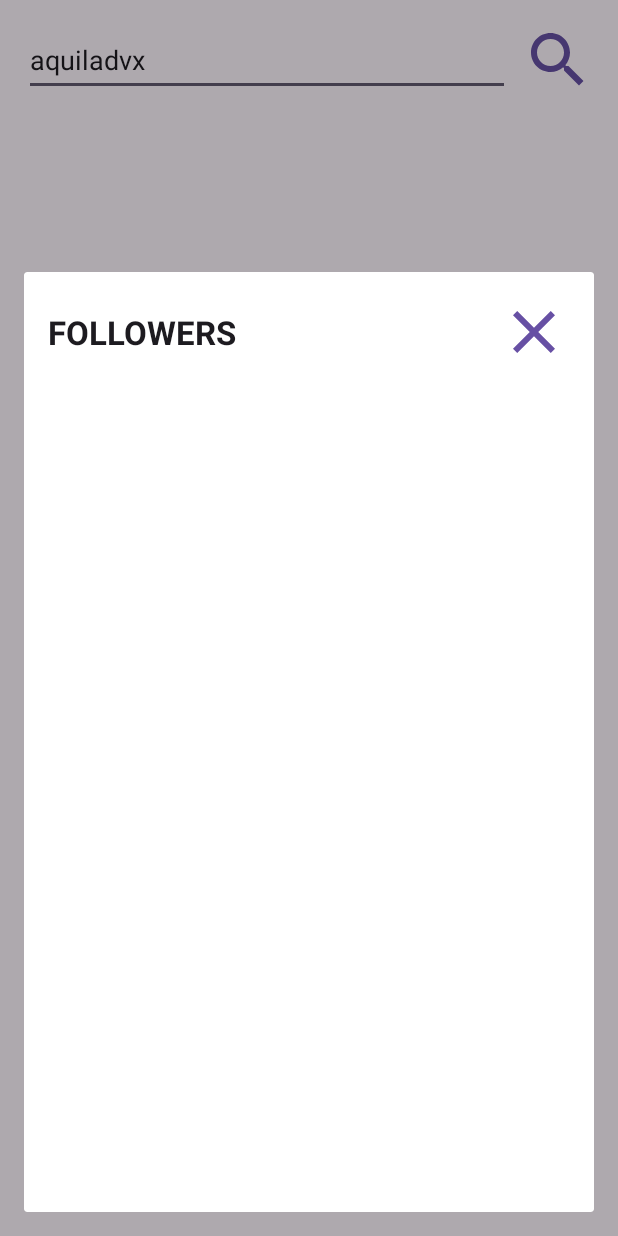
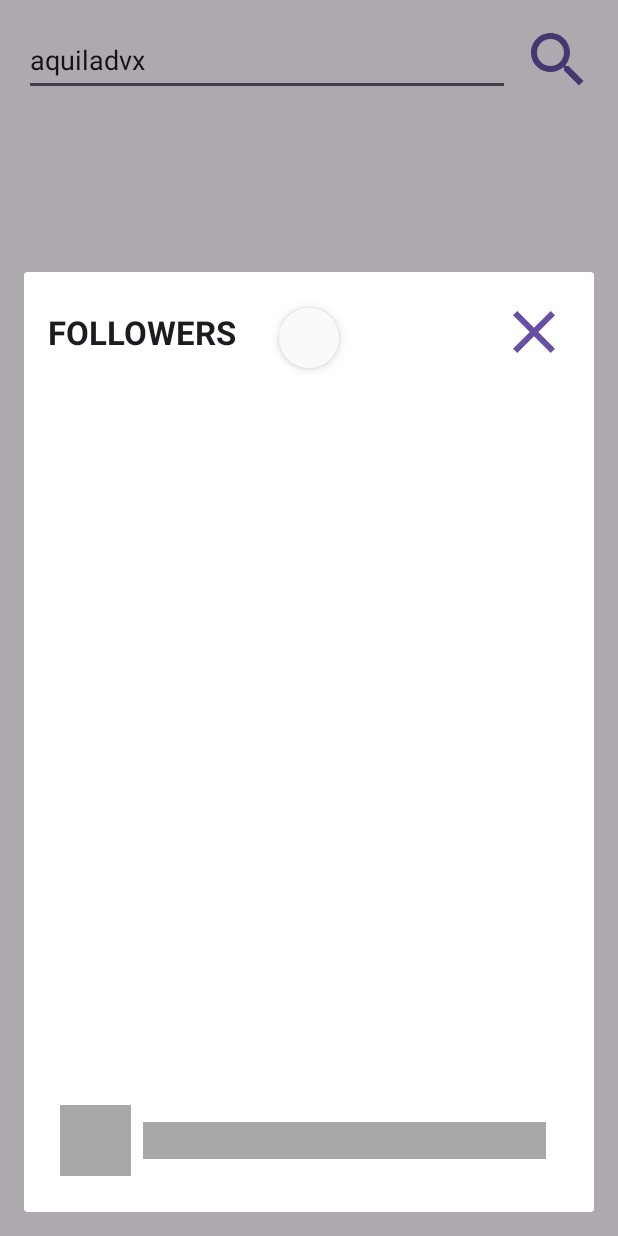
Before and after one commit to aquiladvx/Speer-Android-Assessment, an Android app: the screen it shows after launch (UserProfileActivity), after a tap on an icon or button, on a phone screen of 412 x 824 dp. Run offline under Robolectric (Android 15) with nearby library versions, the phone set to English and light mode, and no system bars; our stand-ins replace Dagger/Hilt's generated code, Shimmer, Timber; network calls fail; pictures from the network do not load; 1 statement that could not run was skipped.

Commit message:
Creating pagination system + new NotFound view

```diff
--- a/app/build.gradle
+++ b/app/build.gradle
@@ -69,6 +69,7 @@ dependencies {
     testImplementation 'junit:junit:4.13.2'
     androidTestImplementation 'androidx.test.ext:junit:1.1.5'
     androidTestImplementation 'androidx.test.espresso:espresso-core:3.5.1'
+    implementation 'androidx.swiperefreshlayout:swiperefreshlayout:1.1.0'
 
     implementation "androidx.lifecycle:lifecycle-viewmodel-ktx:2.6.1"
 
@@ -89,4 +90,7 @@ dependencies {
 
     // SKELETON
     implementation 'com.facebook.shimmer:shimmer:0.5.0'
+
+    // PAGING
+    implementation 'androidx.paging:paging-runtime-ktx:3.1.1'
 }
--- a/app/src/main/java/dev/aquiladvx/speerandroidassessment/common/Constants.kt
+++ b/app/src/main/java/dev/aquiladvx/speerandroidassessment/common/Constants.kt
@@ -3,4 +3,5 @@ package dev.aquiladvx.speerandroidassessment.common
 object Constants {
 
     const val GITHUB_API_BASE_URL = "https://api.github.com/"
+    const val GITHUB_PAGE_SIZE = 30
 }
--- /dev/null
+++ b/app/src/main/java/dev/aquiladvx/speerandroidassessment/common/UserConnectionPaginationController.kt
@@ -0,0 +1,46 @@
+package dev.aquiladvx.speerandroidassessment.common
+
+import dev.aquiladvx.speerandroidassessment.common.Constants.GITHUB_PAGE_SIZE
+import dev.aquiladvx.speerandroidassessment.ui.user_connections.UserConnectionsUiState
+
+class UserConnectionPaginationController<T> {
+    var page: Int = 1
+    var currentList = mutableListOf<T>()
+    var isLoadingNextPage = false
+    var hasLoadedAll = false
+
+    fun loadingState() : UserConnectionsUiState.Loading {
+        isLoadingNextPage = true
+        return if(currentList.isEmpty())
+            UserConnectionsUiState.Loading.FromEmpty
+        else
+            UserConnectionsUiState.Loading.FromData
+    }
+
+    fun canLoadMore() : Boolean{
+        if(hasLoadedAll) {
+            return false
+        }
+        if(isLoadingNextPage) {
+            return false
+        }
+
+        return true
+    }
+
+    fun reset() {
+        page = 1
+        currentList.clear()
+        isLoadingNextPage = false
+        hasLoadedAll = false
+    }
+
+    fun addItems(newItems: List<T>) {
+        currentList.addAll(newItems)
+
+        if (newItems.size < GITHUB_PAGE_SIZE) {
+            hasLoadedAll = true
+        }
+    }
+
+}
--- a/app/src/main/java/dev/aquiladvx/speerandroidassessment/data/network/GithubServiceApi.kt
+++ b/app/src/main/java/dev/aquiladvx/speerandroidassessment/data/network/GithubServiceApi.kt
@@ -1,10 +1,10 @@
 package dev.aquiladvx.speerandroidassessment.data.network
 
 import dev.aquiladvx.speerandroidassessment.data.entity.GithubUserProfile
-import retrofit2.Call
 import retrofit2.Response
 import retrofit2.http.GET
 import retrofit2.http.Path
+import retrofit2.http.Query
 
 interface GithubServiceApi {
 
@@ -12,8 +12,14 @@ interface GithubServiceApi {
     suspend fun fetchUserProfile(@Path("username") userName: String): Response<GithubUserProfile>
 
     @GET("/users/{username}/followers")
-    suspend fun fetchUserFollowers(@Path("username") userName: String): Response<List<GithubUserProfile>>
+    suspend fun fetchUserFollowers(
+        @Path("username") userName: String,
+        @Query("page") page: Int,
+    ): Response<List<GithubUserProfile>>
 
     @GET("/users/{username}/following")
-    suspend fun fetchUserFollowing(@Path("username") userName: String): Response<List<GithubUserProfile>>
+    suspend fun fetchUserFollowing(
+        @Path("username") userName: String,
+        @Query("page") page: Int,
+    ): Response<List<GithubUserProfile>>
 }
--- a/app/src/main/java/dev/aquiladvx/speerandroidassessment/data/repository/GithubUserRepository.kt
+++ b/app/src/main/java/dev/aquiladvx/speerandroidassessment/data/repository/GithubUserRepository.kt
@@ -36,9 +36,9 @@ class GithubUserRepository @Inject constructor(private val api: GithubServiceApi
         }
     }
 
-    suspend fun fetchUserFollowers(username: String): UserConnectionsUiState {
+    suspend fun fetchUserFollowers(username: String, page: Int): UserConnectionsUiState {
         return withContext(Dispatchers.IO) {
-            val apiResponse = api.fetchUserFollowers(username)
+            val apiResponse = api.fetchUserFollowers(username, page)
 
             if (!apiResponse.isSuccessful || apiResponse.body() == null) {
                 val error = getGithubApiError(apiResponse.errorBody())
@@ -49,9 +49,9 @@ class GithubUserRepository @Inject constructor(private val api: GithubServiceApi
         }
     }
 
-    suspend fun fetchUserFollowing(username: String): UserConnectionsUiState {
+    suspend fun fetchUserFollowing(username: String, page: Int): UserConnectionsUiState {
         return withContext(Dispatchers.IO) {
-            val apiResponse = api.fetchUserFollowing(username)
+            val apiResponse = api.fetchUserFollowing(username, page)
 
             if (!apiResponse.isSuccessful || apiResponse.body() == null) {
                 val error = getGithubApiError(apiResponse.errorBody())
--- a/app/src/main/java/dev/aquiladvx/speerandroidassessment/ui/user_connections/ConnectionsDialog.kt
+++ b/app/src/main/java/dev/aquiladvx/speerandroidassessment/ui/user_connections/ConnectionsDialog.kt
@@ -9,17 +9,21 @@ import android.view.ViewGroup
 import android.view.WindowManager
 import androidx.fragment.app.DialogFragment
 import androidx.fragment.app.viewModels
+import androidx.recyclerview.widget.RecyclerView
 import dagger.hilt.android.AndroidEntryPoint
+import dev.aquiladvx.speerandroidassessment.common.hide
 import dev.aquiladvx.speerandroidassessment.common.observe
+import dev.aquiladvx.speerandroidassessment.common.show
 import dev.aquiladvx.speerandroidassessment.data.entity.GithubUserProfile
 import dev.aquiladvx.speerandroidassessment.databinding.FragmentDialogConnectionsBinding
 import timber.log.Timber
 
 @AndroidEntryPoint
-class ConnectionsDialog(private val connectionType: ConnectionType, private val username: String) : DialogFragment() {
+class ConnectionsDialog(private val connectionType: ConnectionType, private val username: String) :
+    DialogFragment() {
 
     companion object {
-        enum class ConnectionType{
+        enum class ConnectionType {
             FOLLOWERS,
             FOLLOWING
         }
@@ -33,6 +37,7 @@ class ConnectionsDialog(private val connectionType: ConnectionType, private val
 
     private lateinit var adapter: UserConnectionsAdapter
     private var userClickListener: ((String) -> Unit)? = null
+    private lateinit var getUserConnections: ((reset: Boolean) -> Unit)
 
     override fun onCreateView(
         inflater: LayoutInflater,
@@ -52,10 +57,16 @@ class ConnectionsDialog(private val connectionType: ConnectionType, private val
         super.onViewCreated(view, savedInstanceState)
         setObservers()
         setupUI()
-        when(connectionType) {
-            ConnectionType.FOLLOWERS -> getUsersFollowers()
-            ConnectionType.FOLLOWING -> getUsersFollowing()
+        getUserConnections = when (connectionType) {
+            ConnectionType.FOLLOWERS -> {
+                ::getUsersFollowers
+            }
+
+            ConnectionType.FOLLOWING -> {
+                ::getUsersFollowing
+            }
         }
+        getUserConnections(false)
     }
 
     fun setOnUserClickListener(listener: (user: String) -> Unit): DialogFragment {
@@ -63,14 +74,14 @@ class ConnectionsDialog(private val connectionType: ConnectionType, private val
         return this
     }
 
-    private fun getUsersFollowing() {
+    private fun getUsersFollowing(reset: Boolean = false) {
         binding.tvConnectionType.text = connectionType.name
-        viewModel.getUserFollowing(username)
+        viewModel.getUserFollowing(username, reset)
     }
 
-    private fun getUsersFollowers() {
+    private fun getUsersFollowers(reset: Boolean = false) {
         binding.tvConnectionType.text = connectionType.name
-        viewModel.getUserFollowers(username)
+        viewModel.getUserFollowers(username, reset)
     }
 
     private fun setObservers() {
@@ -79,21 +90,51 @@ class ConnectionsDialog(private val connectionType: ConnectionType, private val
 
     private fun userConnectionsObserver(result: UserConnectionsUiState) {
         when (result) {
-            UserConnectionsUiState.Loading -> {
-                //TODO skeleton loading
-                Timber.d("loading")
-            }
+            is UserConnectionsUiState.Loading.FromData -> showPageLoading()
+
+            is UserConnectionsUiState.Loading.FromEmpty -> showLoading()
+
+            is UserConnectionsUiState.NotFound -> showNotFoundView()
+
             is UserConnectionsUiState.Found -> {
+                hideLoading()
                 showUserConnections(result.userConnections)
             }
+
             is UserConnectionsUiState.Error -> {
                 //TODO error dialog
                 Timber.tag("USER PROFILE ERROR").e(result.error.message)
             }
+
+        }
+    }
+
+    private fun showNotFoundView() {
+        hideLoading()
+        binding.layoutNotFound.clNotFound.show()
+    }
+
+    private fun showLoading() {
+        binding.srUserConnections.isRefreshing = true
+    }
+
+    private fun showPageLoading() {
+        with(binding) {
+            sklUserConnections.startShimmer()
+            sklUserConnections.show()
+        }
+    }
+
+    private fun hideLoading() {
+        with(binding) {
+            srUserConnections.isRefreshing = false
+            sklUserConnections.hideShimmer()
+            sklUserConnections.hide()
         }
     }
 
     private fun showUserConnections(userConnections: List<GithubUserProfile>) {
+        binding.layoutNotFound.clNotFound.hide()
         adapter.updateConnections(userConnections)
     }
 
@@ -104,13 +145,28 @@ class ConnectionsDialog(private val connectionType: ConnectionType, private val
 
     private fun setupUI() {
         setDialogSize()
+        setupAdapter()
+        with(binding) {
+            btnClose.setOnClickListener { dismiss() }
+            srUserConnections.setOnRefreshListener { getUserConnections(true) }
+        }
+        binding.btnClose.setOnClickListener { dismiss() }
+    }
 
+    private fun setupAdapter() {
         with(binding) {
             adapter = UserConnectionsAdapter()
             adapter.setOnUserClickListener(::onUserConnectionClickListener)
             rvConnections.adapter = adapter
 
-            btnClose.setOnClickListener { dismiss() }
+            rvConnections.addOnScrollListener(object : RecyclerView.OnScrollListener() {
+                override fun onScrollStateChanged(recyclerView: RecyclerView, newState: Int) {
+                    super.onScrollStateChanged(recyclerView, newState)
+                    if (!recyclerView.canScrollVertically(1)) {
+                        getUserConnections(false)
+                    }
+                }
+            })
         }
     }
 
@@ -128,7 +184,6 @@ class ConnectionsDialog(private val connectionType: ConnectionType, private val
                     height
                 )
             }
-
         }
     }
 
--- a/app/src/main/java/dev/aquiladvx/speerandroidassessment/ui/user_connections/UserConnectionsUiState.kt
+++ b/app/src/main/java/dev/aquiladvx/speerandroidassessment/ui/user_connections/UserConnectionsUiState.kt
@@ -4,7 +4,11 @@ import dev.aquiladvx.speerandroidassessment.data.entity.GithubUserProfile
 import dev.aquiladvx.speerandroidassessment.data.network.GithubNetworkErrors
 
 sealed class UserConnectionsUiState {
-    object Loading: UserConnectionsUiState()
+    object NotFound : UserConnectionsUiState()
     class Found(val userConnections: List<GithubUserProfile>) : UserConnectionsUiState()
-    class Error(val error: GithubNetworkErrors): UserConnectionsUiState()
+    class Error(val error: GithubNetworkErrors) : UserConnectionsUiState()
+    sealed class Loading : UserConnectionsUiState() {
+        object FromEmpty : Loading()
+        object FromData : Loading()
+    }
 }
--- a/app/src/main/java/dev/aquiladvx/speerandroidassessment/ui/user_connections/UserConnectionsViewModel.kt
+++ b/app/src/main/java/dev/aquiladvx/speerandroidassessment/ui/user_connections/UserConnectionsViewModel.kt
@@ -5,6 +5,8 @@ import androidx.lifecycle.MutableLiveData
 import androidx.lifecycle.ViewModel
 import androidx.lifecycle.viewModelScope
 import dagger.hilt.android.lifecycle.HiltViewModel
+import dev.aquiladvx.speerandroidassessment.common.UserConnectionPaginationController
+import dev.aquiladvx.speerandroidassessment.data.entity.GithubUserProfile
 import dev.aquiladvx.speerandroidassessment.data.repository.GithubUserRepository
 import kotlinx.coroutines.launch
 import javax.inject.Inject
@@ -12,20 +14,48 @@ import javax.inject.Inject
 @HiltViewModel
 class UserConnectionsViewModel @Inject constructor(private val repository: GithubUserRepository): ViewModel() {
 
+    private val connectionsController = UserConnectionPaginationController<GithubUserProfile>()
+
     private val _userConnections = MutableLiveData<UserConnectionsUiState>()
     val userConnections: LiveData<UserConnectionsUiState> get() = _userConnections
 
-    fun getUserFollowers(username: String) = viewModelScope.launch {
-        _userConnections.value = UserConnectionsUiState.Loading
-        val response = repository.fetchUserFollowers(username)
+    private suspend fun getUserConnections(connectionsCall: suspend (Int) -> UserConnectionsUiState) {
+        if (connectionsController.canLoadMore()) {
+            _userConnections.value = connectionsController.loadingState()
+            val response = connectionsCall(connectionsController.page)
 
-        _userConnections.value = response
+            if (response is UserConnectionsUiState.Found) {
+                connectionsController.page++
+                if (response.userConnections.isEmpty()) {
+                    connectionsController.hasLoadedAll = true
+                } else {
+                    connectionsController.addItems(response.userConnections)
+                }
+                if (connectionsController.currentList.isEmpty()) {
+                    _userConnections.value = UserConnectionsUiState.NotFound
+                } else {
+                    _userConnections.value = UserConnectionsUiState.Found(connectionsController.currentList)
+                }
+
+            } else {
+                _userConnections.value = response
+            }
+            connectionsController.isLoadingNextPage = false
+        }
     }
 
-    fun getUserFollowing(username: String) = viewModelScope.launch {
-        _userConnections.value = UserConnectionsUiState.Loading
-        val response = repository.fetchUserFollowing(username)
+    fun getUserFollowers(username: String, reset: Boolean = false) = viewModelScope.launch {
+        if (reset) {
+            connectionsController.reset()
+        }
+        getUserConnections { page -> repository.fetchUserFollowers(username, page) }
 
-        _userConnections.value = response
+    }
+
+    fun getUserFollowing(username: String, reset: Boolean = false) = viewModelScope.launch {
+        if (reset) {
+            connectionsController.reset()
+        }
+        getUserConnections { page -> repository.fetchUserFollowing(username, page) }
     }
 }
--- /dev/null
+++ b/app/src/main/res/drawable/baseline_search_off_24.xml
@@ -0,0 +1,6 @@
+<vector android:height="24dp" android:tint="#000000"
+    android:viewportHeight="24" android:viewportWidth="24"
+    android:width="24dp" xmlns:android="http://schemas.android.com/apk/res/android">
+    <path android:fillColor="@android:color/white" android:pathData="M15.5,14h-0.79l-0.28,-0.27C15.41,12.59 16,11.11 16,9.5C16,5.91 13.09,3 9.5,3C6.08,3 3.28,5.64 3.03,9h2.02C5.3,6.75 7.18,5 9.5,5C11.99,5 14,7.01 14,9.5S11.99,14 9.5,14c-0.17,0 -0.33,-0.03 -0.5,-0.05v2.02C9.17,15.99 9.33,16 9.5,16c1.61,0 3.09,-0.59 4.23,-1.57L14,14.71v0.79l5,4.99L20.49,19L15.5,14z"/>
+    <path android:fillColor="@android:color/white" android:pathData="M6.47,10.82l-2.47,2.47l-2.47,-2.47l-0.71,0.71l2.47,2.47l-2.47,2.47l0.71,0.71l2.47,-2.47l2.47,2.47l0.71,-0.71l-2.47,-2.47l2.47,-2.47z"/>
+</vector>
--- a/app/src/main/res/layout/activity_user_profile.xml
+++ b/app/src/main/res/layout/activity_user_profile.xml
@@ -15,6 +15,7 @@
         android:layout_marginEnd="8dp"
         android:text="@string/example_username"
         android:hint="@string/username_hint"
+        android:imeActionLabel="@string/btn_search_action"
         android:imeOptions="actionSearch"
         android:importantForAutofill="no"
         android:inputType="text"
@@ -59,17 +60,13 @@
         app:layout_constraintStart_toStartOf="parent"
         app:layout_constraintTop_toBottomOf="@id/et_search_username" />
 
-    <androidx.constraintlayout.widget.ConstraintLayout
+    <include
         android:visibility="gone"
-        android:id="@+id/cl_not_found"
+        android:id="@+id/layout_not_found"
+        layout="@layout/content_not_found"
         android:layout_width="match_parent"
         android:layout_height="match_parent">
-        <TextView
-            android:layout_width="match_parent"
-            android:layout_height="match_parent"
-            android:gravity="center"
-            android:text="NOT FOUND"/>
-    </androidx.constraintlayout.widget.ConstraintLayout>
+    </include>
 
 
 </androidx.constraintlayout.widget.ConstraintLayout>
--- a/app/src/main/res/layout/fragment_dialog_connections.xml
+++ b/app/src/main/res/layout/fragment_dialog_connections.xml
@@ -1,41 +1,70 @@
 <?xml version="1.0" encoding="utf-8"?>
-<androidx.constraintlayout.widget.ConstraintLayout xmlns:android="http://schemas.android.com/apk/res/android"
+<androidx.swiperefreshlayout.widget.SwipeRefreshLayout xmlns:android="http://schemas.android.com/apk/res/android"
+    xmlns:app="http://schemas.android.com/apk/res-auto"
+    xmlns:tools="http://schemas.android.com/tools"
+    android:id="@+id/sr_user_connections"
     android:layout_width="match_parent"
-    xmlns:tools="http://schemas.android.com/tools"
-    xmlns:app="http://schemas.android.com/apk/res-auto"
-    android:padding="16dp"
+    android:layout_height="match_parent"
+    android:padding="16dp">
+
+    <androidx.constraintlayout.widget.ConstraintLayout
+        android:layout_width="match_parent"
         android:layout_height="match_parent">
 
+        <include
+            android:id="@+id/layout_not_found"
+            layout="@layout/content_not_found"
+            android:layout_width="match_parent"
+            android:layout_height="match_parent"
+            android:visibility="gone"/>
+
         <TextView
+
             android:id="@+id/tv_connection_type"
-        tools:text="FOLLOWERS"
+            style="@style/TextAppearance.AppCompat.Large"
+            android:layout_width="0dp"
+            android:layout_height="0dp"
             android:gravity="center_vertical"
-        style="@style/TextAppearance.AppCompat.Large"
             android:textStyle="bold"
+            app:layout_constraintBottom_toTopOf="@id/rv_connections"
+            app:layout_constraintEnd_toStartOf="@id/btn_close"
+            app:layout_constraintStart_toStartOf="parent"
             app:layout_constraintTop_toTopOf="parent"
-        app:layout_constraintStart_toStartOf="parent"
-        app:layout_constraintEnd_toStartOf="@id/btn_close"
-        app:layout_constraintBottom_toTopOf="@id/rv_connections"
-        android:layout_width="0dp"
-        android:layout_height="0dp"/>
+            tools:text="FOLLOWERS" />
 
         <Button
             android:id="@+id/btn_close"
-        app:layout_constraintTop_toTopOf="parent"
-        app:layout_constraintEnd_toEndOf="parent"
+            android:layout_width="0dp"
+            android:layout_height="wrap_content"
             android:background="@drawable/baseline_close_24"
             app:layout_constraintDimensionRatio="1:1"
-        android:layout_width="0dp"
-        android:layout_height="wrap_content"/>
+            app:layout_constraintEnd_toEndOf="parent"
+            app:layout_constraintTop_toTopOf="parent" />
 
         <androidx.recyclerview.widget.RecyclerView
             android:id="@+id/rv_connections"
+            android:layout_width="match_parent"
+            android:layout_height="0dp"
+            app:layoutManager="androidx.recyclerview.widget.LinearLayoutManager"
+            app:layout_constraintBottom_toTopOf="@id/skl_user_connections"
+            app:layout_constraintEnd_toEndOf="parent"
+            app:layout_constraintStart_toStartOf="parent"
             app:layout_constraintTop_toBottomOf="@id/btn_close"
+            tools:listitem="@layout/holder_connection" />
+
+        <com.facebook.shimmer.ShimmerFrameLayout
+            android:id="@+id/skl_user_connections"
+            android:layout_width="match_parent"
+            android:layout_height="wrap_content"
+            android:orientation="vertical"
+            app:layout_constraintBottom_toBottomOf="parent"
+            app:layout_constraintEnd_toEndOf="parent"
             app:layout_constraintStart_toStartOf="parent"
-        app:layout_constraintEnd_toEndOf="parent"
-        app:layout_constraintBottom_toBottomOf="parent"
-        app:layoutManager="androidx.recyclerview.widget.LinearLayoutManager"
-        tools:listitem="@layout/holder_connection"
-        android:layout_width="match_parent"
-        android:layout_height="0dp"/>
+            app:layout_constraintTop_toBottomOf="@id/rv_connections">
+
+            <include layout="@layout/placeholder_user_connections" />
+        </com.facebook.shimmer.ShimmerFrameLayout>
     </androidx.constraintlayout.widget.ConstraintLayout>
+
+
+</androidx.swiperefreshlayout.widget.SwipeRefreshLayout>
--- /dev/null
+++ b/app/src/main/res/layout/placeholder_user_connections.xml
@@ -0,0 +1,37 @@
+<?xml version="1.0" encoding="utf-8"?>
+<androidx.constraintlayout.widget.ConstraintLayout xmlns:android="http://schemas.android.com/apk/res/android"
+    xmlns:tools="http://schemas.android.com/tools"
+    xmlns:app="http://schemas.android.com/apk/res-auto"
+    android:layout_width="match_parent"
+    android:id="@+id/cl_connection"
+    android:padding="8dp"
+    android:layout_height="wrap_content">
+
+    <ImageView
+        android:id="@+id/iv_user_avatar"
+        android:layout_width="0dp"
+        app:layout_constraintDimensionRatio="1:1"
+        app:layout_constraintHorizontal_weight="15"
+        android:layout_height="0dp"
+        android:background="@color/gray"
+        app:layout_constraintBottom_toBottomOf="parent"
+        app:layout_constraintEnd_toStartOf="@id/tv_user_username"
+        app:layout_constraintStart_toStartOf="parent"
+        app:layout_constraintTop_toTopOf="parent"
+        android:importantForAccessibility="no" />
+
+    <TextView
+        android:id="@+id/tv_user_username"
+        android:layout_marginHorizontal="8dp"
+        android:layout_width="0dp"
+        style="@style/TextAppearance.AppCompat.Body1"
+        android:textSize="18sp"
+        app:layout_constraintHorizontal_weight="85"
+        android:background="@color/gray"
+        android:layout_height="wrap_content"
+        app:layout_constraintTop_toTopOf="@id/iv_user_avatar"
+        app:layout_constraintBottom_toBottomOf="@id/iv_user_avatar"
+        app:layout_constraintEnd_toEndOf="parent"
+        app:layout_constraintStart_toEndOf="@id/iv_user_avatar" />
+
+</androidx.constraintlayout.widget.ConstraintLayout>
--- a/app/src/main/res/values/colors.xml
+++ b/app/src/main/res/values/colors.xml
@@ -4,5 +4,5 @@
     <color name="white">#FFFFFFFF</color>
 
 
-    <color name="gray">#808080</color>
+    <color name="gray">#A8A8A8</color>
 </resources>
--- a/app/src/main/res/values/strings.xml
+++ b/app/src/main/res/values/strings.xml
@@ -10,4 +10,5 @@
     <string name="username_hint">enter a github username</string>
     <string name="example_username">aquiladvx</string>
     <string name="btn_search_action">search</string>
+    <string name="not_found_message">No user found</string>
 </resources>
```
Also changed, not shown: app/src/main/java/dev/aquiladvx/speerandroidassessment/common/Extensions.kt (+11 -1 lines), app/src/main/java/dev/aquiladvx/speerandroidassessment/ui/user_profile/UserProfileActivity.kt (+19 -3 lines), app/src/main/res/layout/content_not_found.xml (added, +32 -0 lines). Lines whose indentation alone changed are shown as unchanged.
